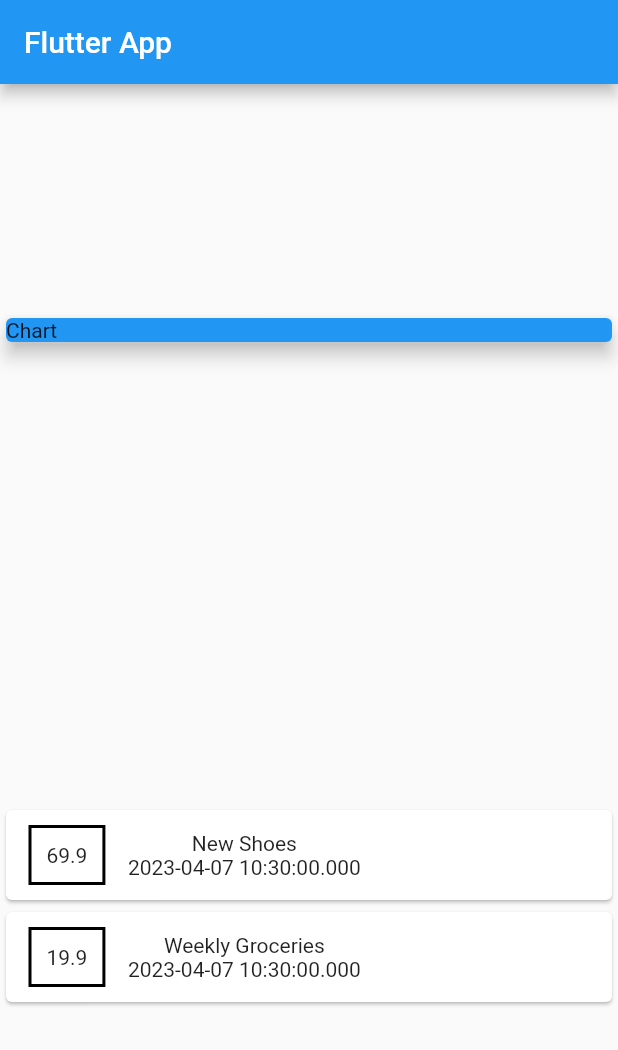
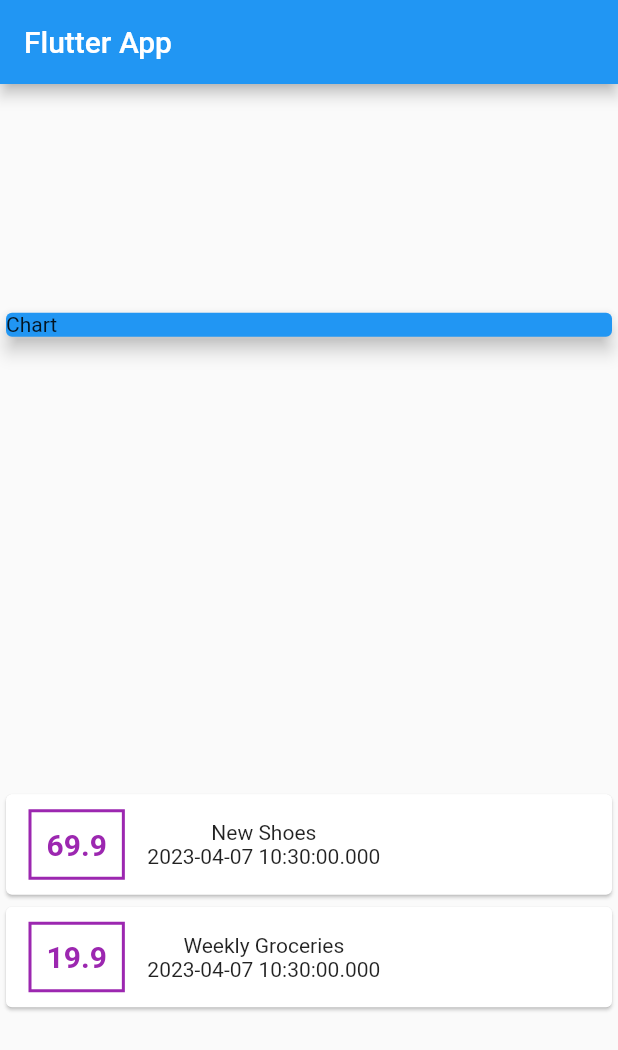
Before and after one commit to Trung-Hieu-Dev/flutter-crud-personal-expenses-app, a Flutter app: the screen it shows after launch, on a phone screen of 412 x 824 dp. Shown: the top 1050 px of the screen. Run offline on Flutter 3.47's test engine with Material 2 defaults, Android fonts, the light colour scheme and no system bars.

Commit message:
Styling text

```diff
--- a/lib/main.dart
+++ b/lib/main.dart
@@ -60,12 +60,19 @@ class MyHomePage extends StatelessWidget {
                       ),
                       decoration: BoxDecoration(
                         border: Border.all(
-                          color: Colors.black,
+                          color: Colors.purple,
                           width: 2,
                         ),
                       ),
                       padding: EdgeInsets.all(10),
-                      child: Text(tx.amount.toString()),
+                      child: Text(
+                        tx.amount.toString(),
+                        style: TextStyle(
+                          fontWeight: FontWeight.bold,
+                          fontSize: 20,
+                          color: Colors.purple,
+                        ),
+                      ),
                     ),
 
                     //details section
```
